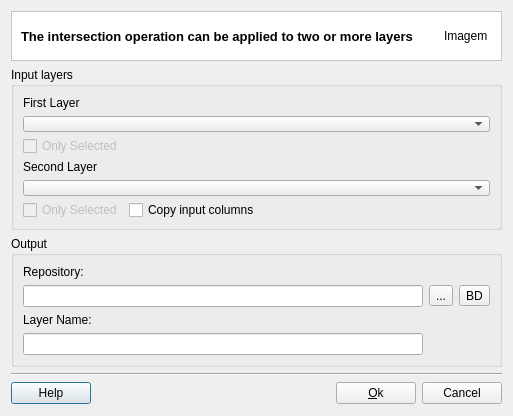
This is src/terralib/vp/qt/ui/IntersectionDialogForm.ui in claudiobogossian/terralib5 as Qt 5 draws it before an edit. The edited form follows.
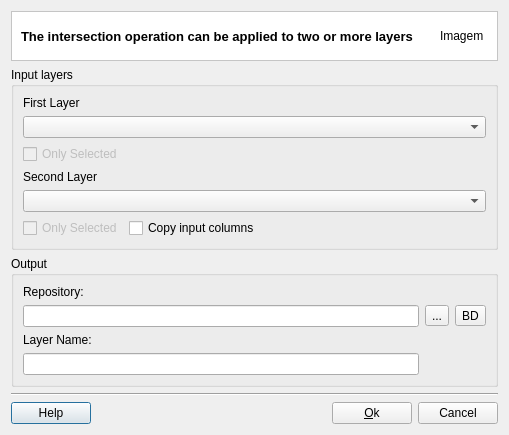
This is the edited form. Custom widgets are drawn as their Qt base class.

Patch:
```diff
--- a/src/terralib/vp/qt/ui/IntersectionDialogForm.ui
+++ b/src/terralib/vp/qt/ui/IntersectionDialogForm.ui
@@ -6,35 +6,16 @@
    <rect>
     <x>0</x>
     <y>0</y>
-    <width>513</width>
-    <height>416</height>
+    <width>509</width>
+    <height>411</height>
    </rect>
   </property>
-  <property name="minimumSize">
-   <size>
-    <width>513</width>
-    <height>410</height>
-   </size>
-  </property>
-  <property name="maximumSize">
-   <size>
-    <width>513</width>
-    <height>500</height>
-   </size>
-  </property>
   <property name="windowTitle">
    <string>Intersection Operation</string>
   </property>
-  <widget class="QWidget" name="layoutWidget">
-   <property name="geometry">
-    <rect>
-     <x>11</x>
-     <y>11</y>
-     <width>491</width>
-     <height>393</height>
-    </rect>
-   </property>
-   <layout class="QGridLayout" name="gridLayout_6">
+  <layout class="QGridLayout" name="gridLayout_7">
+   <item row="0" column="0">
+    <layout class="QGridLayout" name="gridLayout_6" rowstretch="0,1,1,0,0">
     <item row="0" column="0">
      <widget class="QFrame" name="frame_2">
       <property name="styleSheet">
@@ -289,7 +270,8 @@
      </layout>
     </item>
    </layout>
-  </widget>
+   </item>
+  </layout>
  </widget>
  <customwidgets>
   <customwidget>
```
Lines whose indentation alone changed are shown as unchanged.
